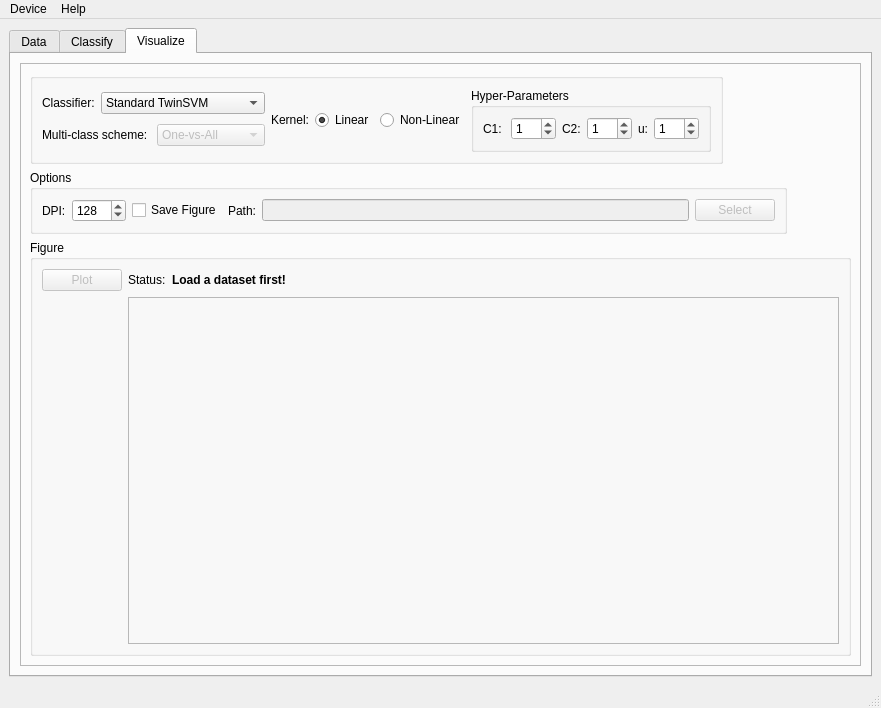
First picture: the form in libtsvm/ui/GUI-LIBTwinSVM.ui, repository mir-am/LIBTwinSVM, before the edit.
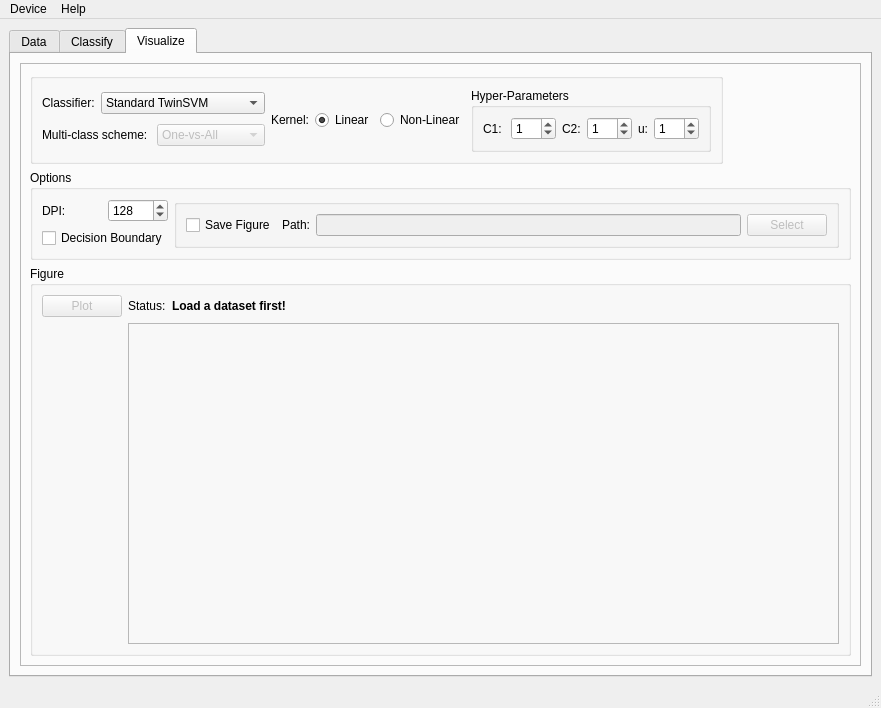
Second picture: the form after the edit. The open tabs and pages were chosen to show the change.

Commit message: Implemented linear decision boundaries for binary and multi-class TSVM-based estimators.

What changed in the file:
```diff
--- a/libtsvm/ui/GUI-LIBTwinSVM.ui
+++ b/libtsvm/ui/GUI-LIBTwinSVM.ui
@@ -1128,33 +1128,19 @@
              </layout>
             </widget>
            </item>
-           <item row="2" column="0" colspan="2">
+           <item row="2" column="0" colspan="3">
             <widget class="QGroupBox" name="vis_options_gbox">
              <property name="title">
               <string>Options</string>
              </property>
              <layout class="QGridLayout" name="gridLayout_22">
-              <item row="1" column="0">
-               <widget class="QLabel" name="vis_dpi_label">
-                <property name="text">
-                 <string>DPI:</string>
+              <item row="0" column="2" rowspan="2">
+               <widget class="QGroupBox" name="vis_save_gbox">
+                <property name="title">
+                 <string/>
                 </property>
-               </widget>
-              </item>
-              <item row="1" column="1">
-               <widget class="QSpinBox" name="vis_dpi_val">
-                <property name="minimum">
-                 <number>8</number>
-                </property>
-                <property name="maximum">
-                 <number>2048</number>
-                </property>
-                <property name="value">
-                 <number>128</number>
-                </property>
-               </widget>
-              </item>
-              <item row="1" column="2">
+                <layout class="QGridLayout" name="gridLayout_21">
+                 <item row="0" column="0">
                <layout class="QHBoxLayout" name="horizontalLayout_6">
                 <item>
                  <widget class="QCheckBox" name="vis_save_fig_chk">
@@ -1188,6 +1174,36 @@
                  </widget>
                 </item>
                </layout>
+                 </item>
+                </layout>
+               </widget>
+              </item>
+              <item row="0" column="1">
+               <widget class="QSpinBox" name="vis_dpi_val">
+                <property name="minimum">
+                 <number>8</number>
+                </property>
+                <property name="maximum">
+                 <number>2048</number>
+                </property>
+                <property name="value">
+                 <number>128</number>
+                </property>
+               </widget>
+              </item>
+              <item row="0" column="0">
+               <widget class="QLabel" name="vis_dpi_label">
+                <property name="text">
+                 <string>DPI:</string>
+                </property>
+               </widget>
+              </item>
+              <item row="1" column="0" colspan="2">
+               <widget class="QCheckBox" name="vis_db_chk">
+                <property name="text">
+                 <string>Decision Boundary</string>
+                </property>
+               </widget>
               </item>
              </layout>
             </widget>
```
Left out of the diff: 64 changed lines with no effect on the pictures. Lines whose indentation alone changed are shown as unchanged. The commit also changes 4 other files.
